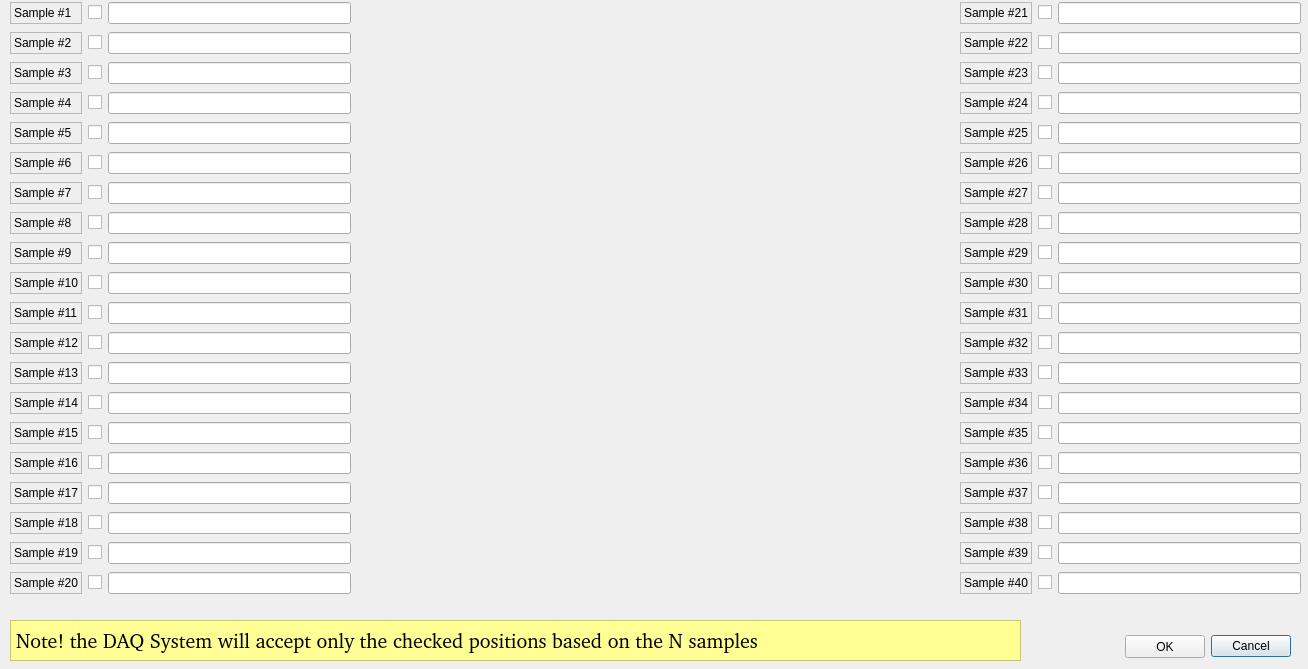
The window that UI/DAQ_Tool/MS/samples.ui (SESAME-Synchrotron/MS-XPD-ScanTool) describes before a commit, drawn with Qt 5.
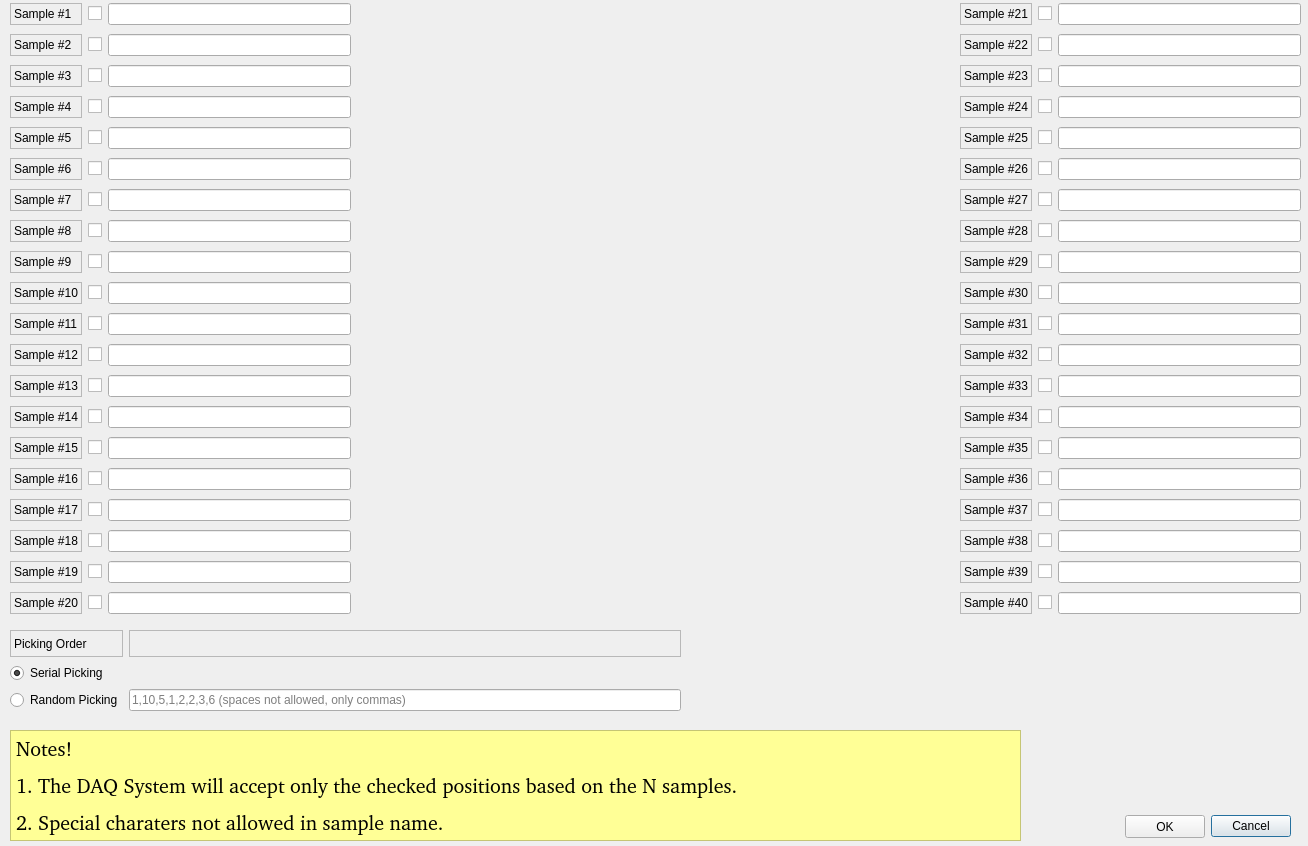
The same window after the commit. Icons and pictures are not drawn. Custom widgets are drawn as their Qt base class.

Commit message: add picking order pattern

```diff
--- a/UI/DAQ_Tool/MS/samples.ui
+++ b/UI/DAQ_Tool/MS/samples.ui
@@ -7,7 +7,7 @@
     <x>0</x>
     <y>0</y>
     <width>1308</width>
-    <height>669</height>
+    <height>846</height>
    </rect>
   </property>
   <property name="windowTitle">
@@ -17,7 +17,7 @@
    <property name="geometry">
     <rect>
      <x>950</x>
-     <y>630</y>
+     <y>810</y>
      <width>341</width>
      <height>32</height>
     </rect>
@@ -57,7 +57,7 @@
      <x>10</x>
      <y>0</y>
      <width>341</width>
-     <height>611</height>
+     <height>621</height>
     </rect>
    </property>
    <layout class="QGridLayout" name="Samples1_20Layout">
@@ -1179,7 +1179,7 @@
      <x>960</x>
      <y>0</y>
      <width>341</width>
-     <height>611</height>
+     <height>621</height>
     </rect>
    </property>
    <layout class="QGridLayout" name="Samples21_40Layout">
@@ -1919,7 +1919,7 @@
    <property name="geometry">
     <rect>
      <x>1125</x>
-     <y>635</y>
+     <y>815</y>
      <width>80</width>
      <height>23</height>
     </rect>
@@ -1938,9 +1938,9 @@
    <property name="geometry">
     <rect>
      <x>10</x>
-     <y>620</y>
+     <y>730</y>
      <width>1011</width>
-     <height>41</height>
+     <height>111</height>
     </rect>
    </property>
    <property name="font">
@@ -1955,17 +1955,119 @@
    <property name="frameShape">
     <enum>QFrame::StyledPanel</enum>
    </property>
+   <property name="lineWidth">
+    <number>1</number>
+   </property>
    <property name="text">
-    <string>Note! the DAQ System will accept only the checked positions based on the N samples</string>
+    <string>&lt;html&gt;&lt;head/&gt;&lt;body&gt;&lt;p&gt;Notes!&lt;/p&gt;&lt;p&gt;1. The DAQ System will accept only the checked positions based on the N samples.&lt;/p&gt;&lt;p&gt;2. Special charaters not allowed in sample name.&lt;/p&gt;&lt;/body&gt;&lt;/html&gt;</string>
    </property>
   </widget>
+  <widget class="QWidget" name="gridLayoutWidget">
+   <property name="geometry">
+    <rect>
+     <x>10</x>
+     <y>630</y>
+     <width>671</width>
+     <height>81</height>
+    </rect>
+   </property>
+   <layout class="QGridLayout" name="pickingOrderLayout">
+    <item row="2" column="0">
+     <widget class="QERadioButton" name="randomPicking">
+      <property name="text">
+       <string>Random Picking</string>
+      </property>
+      <property name="variable" stdset="0">
+       <string>$(P)PickingOrder</string>
+      </property>
+      <property name="variableSubstitutions" stdset="0">
+       <string>P=MS:</string>
+      </property>
+      <property name="clickText">
+       <string>1</string>
+      </property>
+      <property name="clickCheckedText">
+       <string>Random</string>
+      </property>
+     </widget>
+    </item>
+    <item row="1" column="0">
+     <widget class="QERadioButton" name="serialPicking">
+      <property name="text">
+       <string>Serial Picking</string>
+      </property>
+      <property name="checked">
+       <bool>true</bool>
+      </property>
+      <property name="variable" stdset="0">
+       <string>$(P)PickingOrder</string>
+      </property>
+      <property name="variableSubstitutions" stdset="0">
+       <string>P=MS:</string>
+      </property>
+      <property name="clickCheckedText">
+       <string>Serial</string>
+      </property>
+     </widget>
+    </item>
+    <item row="2" column="1">
+     <widget class="QLineEdit" name="pickingOrder">
+      <property name="dragEnabled">
+       <bool>true</bool>
+      </property>
+      <property name="placeholderText">
+       <string>1,10,5,1,2,2,3,6 (spaces not allowed, only commas)</string>
+      </property>
+     </widget>
+    </item>
+    <item row="0" column="0">
+     <widget class="QLabel" name="pickingOrderLabel">
+      <property name="frameShape">
+       <enum>QFrame::StyledPanel</enum>
+      </property>
+      <property name="text">
+       <string>Picking Order</string>
+      </property>
+     </widget>
+    </item>
+    <item row="0" column="1">
+     <widget class="QELabel" name="pickingOrderRBV">
+      <property name="cursor">
+       <cursorShape>IBeamCursor</cursorShape>
+      </property>
+      <property name="frameShape">
+       <enum>QFrame::StyledPanel</enum>
+      </property>
+      <property name="variable" stdset="0">
+       <string>$(P)PickingOrder</string>
+      </property>
+      <property name="variableSubstitutions" stdset="0">
+       <string>P=MS:</string>
+      </property>
+      <property name="displayAlarmStateOption" stdset="0">
+       <enum>QELabel::Never</enum>
+      </property>
+     </widget>
+    </item>
+   </layout>
+  </widget>
  </widget>
  <customwidgets>
+  <customwidget>
+   <class>QELabel</class>
+   <extends>QLabel</extends>
+   <header>QELabel.h</header>
+  </customwidget>
   <customwidget>
    <class>QELineEdit</class>
    <extends>QLineEdit</extends>
    <header>QELineEdit.h</header>
   </customwidget>
+  <customwidget>
+   <class>QERadioButton</class>
+   <extends>QRadioButton</extends>
+   <header>QERadioButton.h</header>
+  </customwidget>
   <customwidget>
    <class>QSimpleShape</class>
    <extends>QWidget</extends>
```
Left out of the diff: 2 changed lines with no effect on the pictures. The commit also changes 2 other files.
